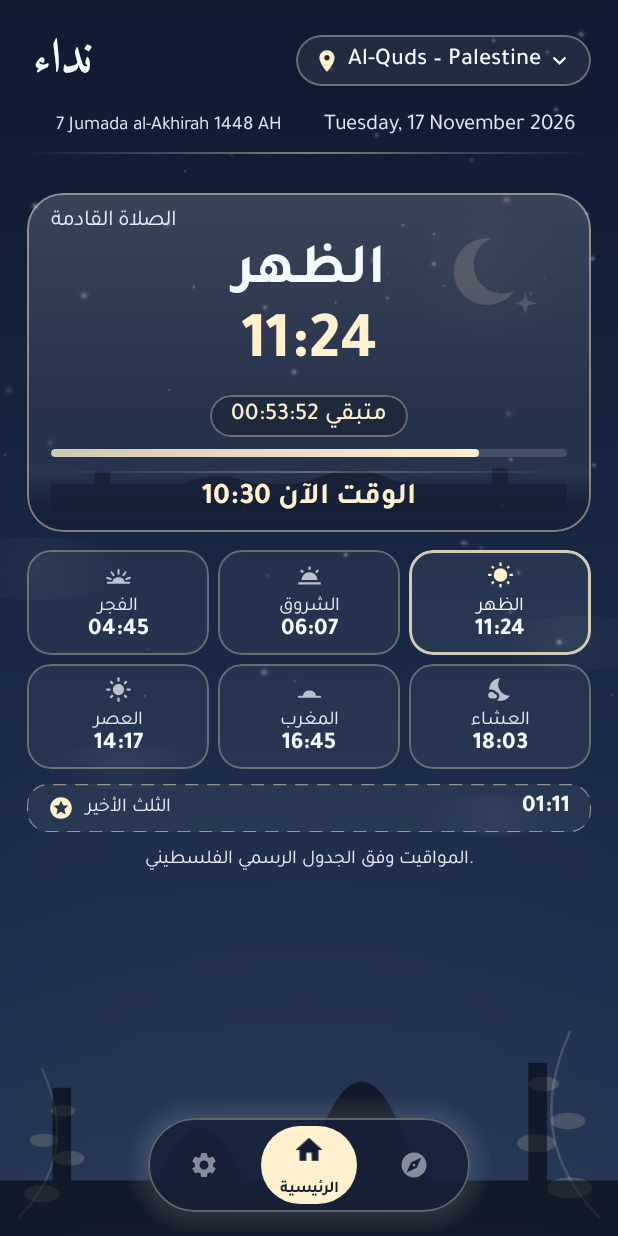
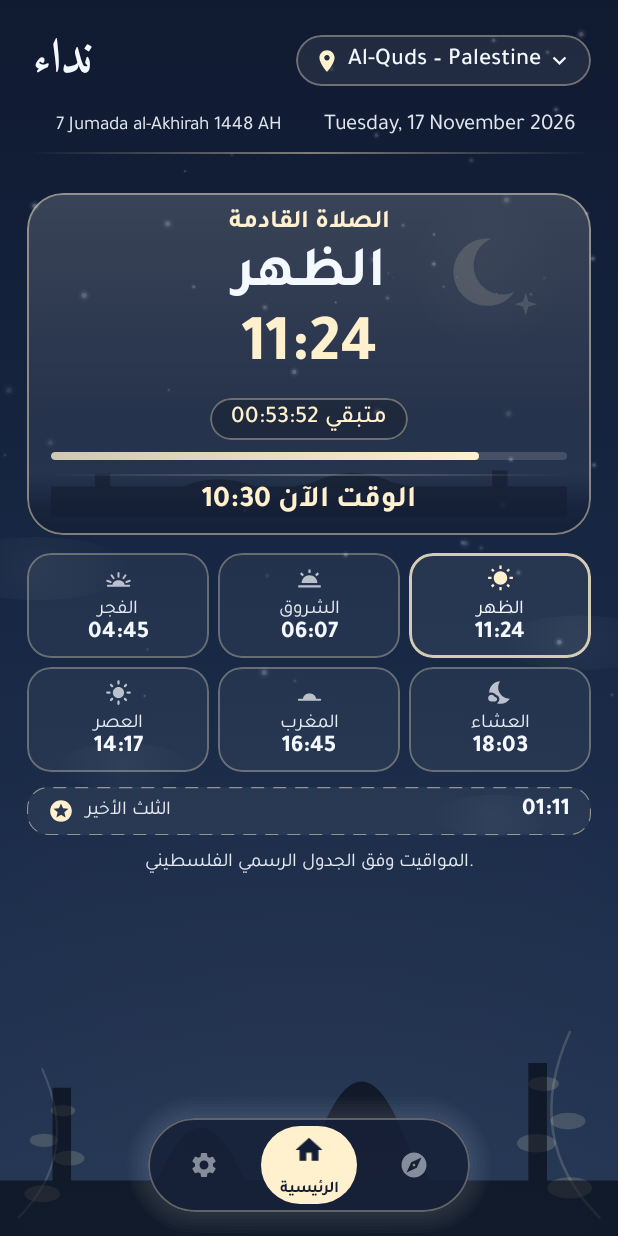
Before and after one commit to amh2002/Nidaa, an Android app built with Jetpack Compose: the screen it shows after launch (MainActivity), on a phone screen of 412 x 824 dp. Run offline under Robolectric (Android 15) with nearby library versions, the phone set to English and light mode, and no system bars.

Commit message:
beta16: center and emphasize next-prayer label (beta15 task 2 completion)

```diff
--- a/app/src/main/java/com/mawaqiti/plus/ui/screens/PrayerScreen.kt
+++ b/app/src/main/java/com/mawaqiti/plus/ui/screens/PrayerScreen.kt
@@ -408,6 +408,33 @@ object NowTimeMetrics {
 }
 
 /**
+ * beta16: the "الصلاة القادمة" caption, now its own standalone row at the top of
+ * the hero card and the second-loudest element in the card after the prayer
+ * time.
+ *
+ * beta15 kept it as a small, muted, start-aligned line because its task 2 was
+ * only the anti-overlap guard; the owner's screenshot showed the result: still a
+ * corner label. beta16 promotes it: centred on the card's visual axis, 17 sp
+ * (was 15 sp), Bold (was the body font), in the theme's gold accent (was
+ * `textMuted` cream). No badge, no pill, nothing behind it.
+ *
+ * The colour comes from [SkyPalette.accent] - the same `ReferenceGold` token the
+ * divider, the prayer time and the progress bar already use - never a literal,
+ * so every phase keeps its own accent.
+ */
+object NextPrayerLabelMetrics {
+    /** 17 sp: clearly above the 15 sp body size, inside the 16-18 sp target. */
+    val FONT_SIZE = 17.sp
+    val LINE_HEIGHT = 24.sp
+
+    /** Bold is the heaviest real Tajawal face bundled with the app. */
+    val FONT_WEIGHT = FontWeight.Bold
+
+    /** The deeper gold of the active phase (never a hardcoded colour). */
+    fun color(palette: SkyPalette) = palette.accent
+}
+
+/**
  * beta14: the current time row at the bottom of the next-prayer card.
  *
  * Text only - [NowTimeMetrics.PREFIX_RES] + " HH:MM" - in the golden accent at
@@ -469,22 +496,26 @@ internal fun HeroCard(
                 .testTag("hero_content"),
             horizontalAlignment = Alignment.CenterHorizontally
         ) {
-            // beta12: the caption owns its own line above the name; beta14
-            // moved it to the card's RTL start edge. beta15 hardens that line
-            // as the anti-overlap guard: it is a single ellipsized line that
-            // gets the full card width (priority), and the prayer name below it
-            // is a single ellipsized line too - so the two can never share
-            // horizontal space, at any width or font scale, without relying on
-            // offsets, auto-shrink or a measured row. The clear space between
-            // them is [NidaaDimens.nextPrayerLabelGap] (>= 8 dp).
+            // beta16: the caption is its own row at the top of the card, centred
+            // on the card's visual axis and set in the deeper gold accent at
+            // 17 sp Bold - a prominent standalone line, not a corner label. It
+            // still owns the full card width and is a single ellipsized line, so
+            // it can never wrap, clip or collide with the prayer name below it;
+            // the clear space stays [NidaaDimens.nextPrayerLabelGap].
             Text(
                 text = stringResource(R.string.next_prayer),
-                style = MaterialTheme.typography.bodyMedium,
-                color = palette.textMuted,
+                style = MaterialTheme.typography.titleSmall.copy(
+                    fontFamily = Tajawal,
+                    fontSize = NextPrayerLabelMetrics.FONT_SIZE,
+                    lineHeight = NextPrayerLabelMetrics.LINE_HEIGHT,
+                    fontWeight = NextPrayerLabelMetrics.FONT_WEIGHT,
+                    letterSpacing = 0.sp
+                ),
+                color = NextPrayerLabelMetrics.color(palette),
                 maxLines = 1,
                 softWrap = false,
                 overflow = TextOverflow.Ellipsis,
-                textAlign = TextAlign.Start,
+                textAlign = TextAlign.Center,
                 modifier = Modifier
                     .fillMaxWidth()
                     .testTag("next_prayer_label")
```
Also changed, not shown: 1 other file.
